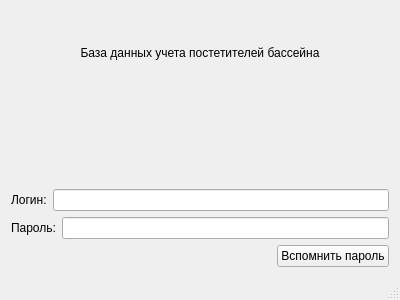
Old version of the form Programming/5_sem (ChMV)/lab6/mainwindow.ui in the repository Anastasia1111/Labs.
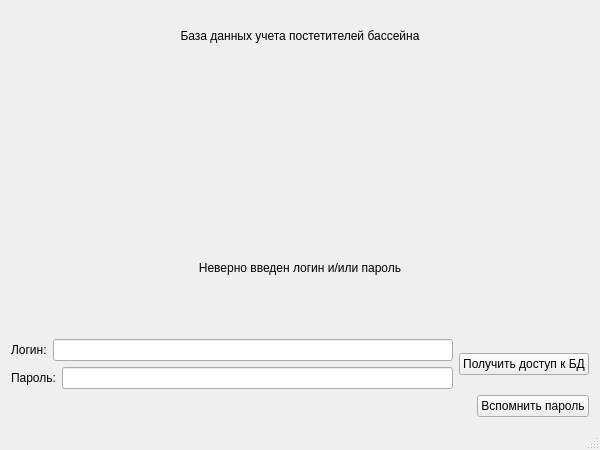
New version of the form. Icons and pictures are not drawn.

```diff
--- a/Programming/5_sem (ChMV)/lab6/mainwindow.ui
+++ b/Programming/5_sem (ChMV)/lab6/mainwindow.ui
@@ -6,10 +6,22 @@
    <rect>
     <x>0</x>
     <y>0</y>
-    <width>400</width>
-    <height>300</height>
+    <width>600</width>
+    <height>450</height>
    </rect>
   </property>
+  <property name="minimumSize">
+   <size>
+    <width>600</width>
+    <height>450</height>
+   </size>
+  </property>
+  <property name="maximumSize">
+   <size>
+    <width>600</width>
+    <height>450</height>
+   </size>
+  </property>
   <property name="windowTitle">
    <string>Учет посетителей бассейна</string>
   </property>
@@ -17,6 +29,18 @@
    <layout class="QVBoxLayout" name="verticalLayout_2">
     <item>
      <widget class="QLabel" name="title">
+      <property name="sizePolicy">
+       <sizepolicy hsizetype="Preferred" vsizetype="Minimum">
+        <horstretch>0</horstretch>
+        <verstretch>0</verstretch>
+       </sizepolicy>
+      </property>
+      <property name="maximumSize">
+       <size>
+        <width>16777215</width>
+        <height>50</height>
+       </size>
+      </property>
       <property name="text">
        <string>База данных учета постетителей бассейна</string>
       </property>
@@ -29,7 +53,28 @@
      </widget>
     </item>
     <item>
+     <layout class="QHBoxLayout" name="horizontalLayout_5">
+      <item>
+       <spacer name="horizontalSpacer_2">
+        <property name="orientation">
+         <enum>Qt::Horizontal</enum>
+        </property>
+        <property name="sizeHint" stdset="0">
+         <size>
+          <width>40</width>
+          <height>20</height>
+         </size>
+        </property>
+       </spacer>
+      </item>
+      <item>
      <widget class="QLabel" name="logo">
+        <property name="maximumSize">
+         <size>
+          <width>250</width>
+          <height>250</height>
+         </size>
+        </property>
       <property name="text">
        <string/>
       </property>
@@ -42,6 +87,36 @@
      </widget>
     </item>
     <item>
+       <spacer name="horizontalSpacer_3">
+        <property name="orientation">
+         <enum>Qt::Horizontal</enum>
+        </property>
+        <property name="sizeHint" stdset="0">
+         <size>
+          <width>40</width>
+          <height>20</height>
+         </size>
+        </property>
+       </spacer>
+      </item>
+     </layout>
+    </item>
+    <item>
+     <widget class="QLabel" name="labelWrong">
+      <property name="enabled">
+       <bool>true</bool>
+      </property>
+      <property name="text">
+       <string>Неверно введен логин и/или пароль</string>
+      </property>
+      <property name="alignment">
+       <set>Qt::AlignCenter</set>
+      </property>
+     </widget>
+    </item>
+    <item>
+     <layout class="QHBoxLayout" name="horizontalLayout_4">
+      <item>
      <layout class="QVBoxLayout" name="verticalLayout">
       <item>
        <layout class="QHBoxLayout" name="horizontalLayout">
@@ -74,6 +149,18 @@
      </layout>
     </item>
     <item>
+       <widget class="QPushButton" name="pushButtonNext">
+        <property name="focusPolicy">
+         <enum>Qt::NoFocus</enum>
+        </property>
+        <property name="text">
+         <string>Получить доступ к БД</string>
+        </property>
+       </widget>
+      </item>
+     </layout>
+    </item>
+    <item>
      <layout class="QHBoxLayout" name="horizontalLayout_3">
       <item>
        <spacer name="horizontalSpacer">
```
Left out of the diff: 15 changed lines with no effect on the pictures. Lines whose indentation alone changed are shown as unchanged.
